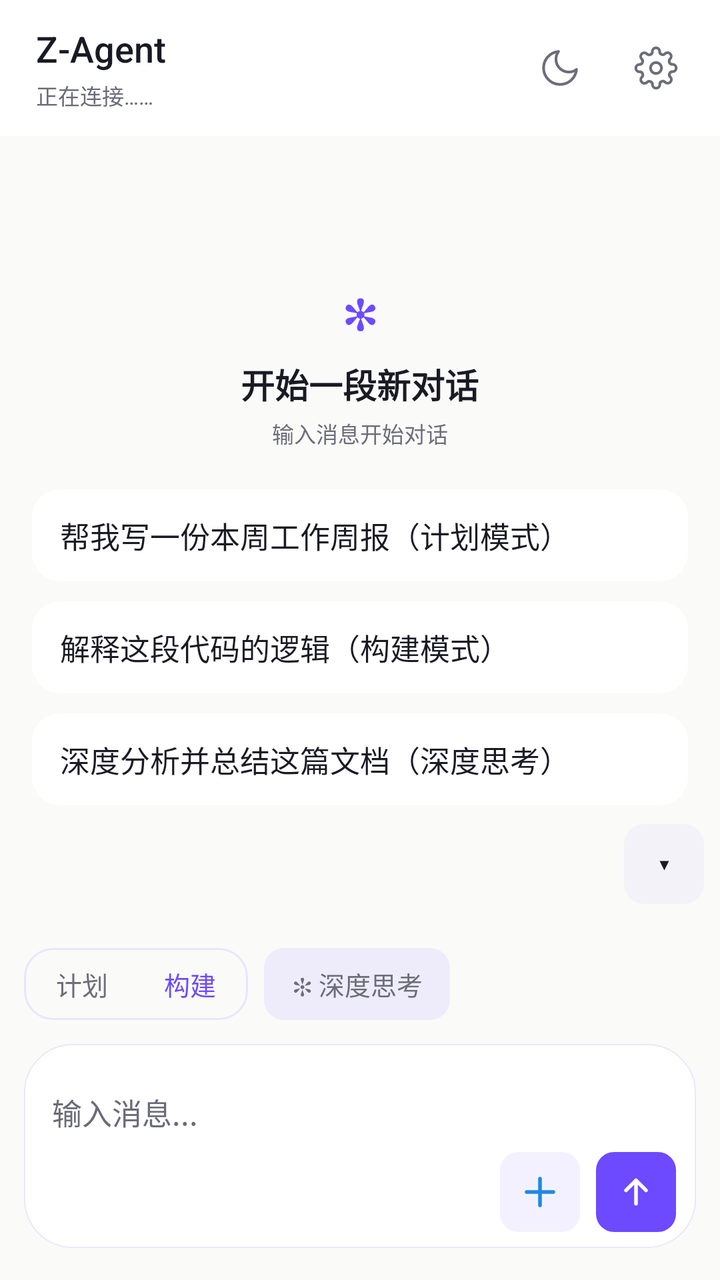
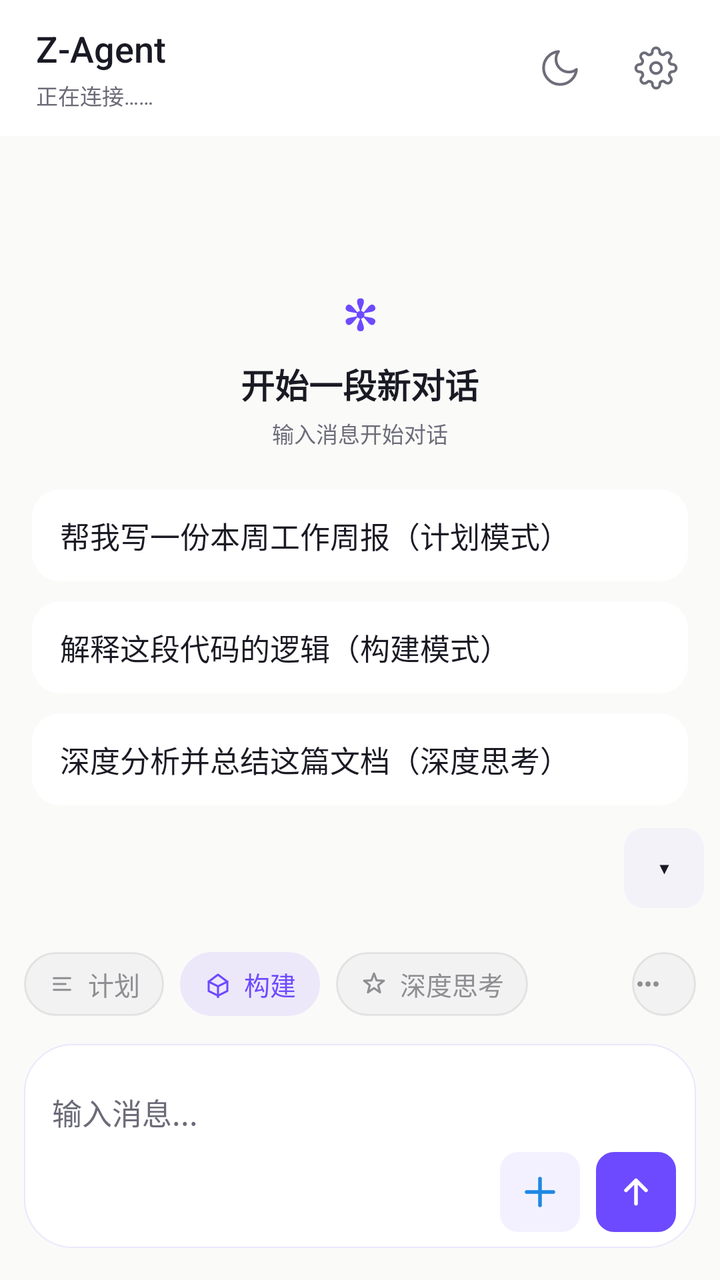

The first picture is an Android layout as it rendered before a commit; the second is the same layout after the commit. The layout source and the unified diff follow.
<!-- AndroidManifest.xml: application theme AppTheme -->
<!-- res/layout/activity_main.xml -->
<?xml version="1.0" encoding="utf-8"?>
<FrameLayout xmlns:android="http://schemas.android.com/apk/res/android"
android:id="@+id/rootView" android:clipChildren="false" android:clipToPadding="false"
android:layout_width="match_parent"
android:layout_height="match_parent"
android:background="@color/bg_canvas"
>



<LinearLayout
android:layout_width="match_parent"
android:layout_height="match_parent"
android:orientation="vertical">


<LinearLayout
android:id="@+id/topBar"
android:layout_width="match_parent"
android:layout_height="wrap_content"
android:background="@color/bg_elevated"
android:gravity="center_vertical"
android:orientation="horizontal"
android:paddingStart="18dp"
android:paddingTop="10dp"
android:paddingEnd="8dp"
android:paddingBottom="10dp">

<LinearLayout
android:layout_width="0dp"
android:layout_height="wrap_content"
android:layout_weight="1"
android:orientation="vertical">
<TextView
android:layout_width="wrap_content"
android:layout_height="wrap_content"
android:text="Z-Agent"
android:textColor="@color/text_primary"
android:fontFamily="sans-serif-medium"
android:textSize="18sp" />
<TextView
android:id="@+id/statusText"
android:layout_width="match_parent"
android:layout_height="wrap_content"
android:layout_marginTop="3dp"
android:ellipsize="end"
android:maxLines="1"
android:text="正在连接……"
android:textColor="@color/text_tertiary"
android:textSize="@dimen/fs_caption" />
</LinearLayout>


<FrameLayout
android:id="@+id/themeButton"
android:contentDescription="切换深浅主题"
android:layout_width="48dp"
android:layout_height="48dp"
android:background="?attr/selectableItemBackgroundBorderless"
android:clickable="true"
android:focusable="true">
<ImageView
android:id="@+id/themeIcon"
android:layout_width="22dp"
android:layout_height="22dp"
android:layout_gravity="center"
android:src="@drawable/ic_moon" />
</FrameLayout>


<FrameLayout
android:id="@+id/settingsButton"
android:contentDescription="打开设置"
android:layout_width="48dp"
android:layout_height="48dp"
android:background="?attr/selectableItemBackgroundBorderless"
android:clickable="true"
android:focusable="true">
<ImageView
android:layout_width="22dp"
android:layout_height="22dp"
android:layout_gravity="center"
android:src="@drawable/ic_gear" />
</FrameLayout>
</LinearLayout>


<FrameLayout android:clipChildren="false" android:clipToPadding="false"
android:layout_width="match_parent"
android:layout_height="0dp"
android:layout_weight="1">

<ScrollView
android:id="@+id/outputScroll"
android:layout_width="match_parent"
android:layout_height="match_parent"
android:background="@color/bg_canvas"
android:fillViewport="true"
android:overScrollMode="always"
android:scrollbars="vertical">
<LinearLayout
android:id="@+id/chatContainer"
android:layout_width="match_parent"
android:layout_height="match_parent"
android:gravity="bottom"
android:orientation="vertical"
android:paddingStart="8dp"
android:paddingTop="12dp"
android:paddingEnd="8dp"
android:paddingBottom="200dp">

<LinearLayout
android:id="@+id/emptyState"
android:layout_width="match_parent"
android:layout_height="0dp"
android:gravity="center"
android:layout_weight="1"
android:orientation="vertical"
android:paddingTop="48dp"
android:paddingBottom="24dp">
<TextView
android:layout_width="wrap_content"
android:layout_height="wrap_content"
android:text="✻"
android:textColor="@color/accent"
android:textSize="@dimen/fs_display"
android:textStyle="bold" />
<TextView
android:layout_width="wrap_content"
android:layout_height="wrap_content"
android:layout_marginTop="8dp"
android:text="开始一段新对话"
android:textColor="@color/text_primary"
android:textSize="@dimen/fs_title"
android:textStyle="bold" />
<TextView
android:layout_width="wrap_content"
android:layout_height="wrap_content"
android:layout_marginTop="4dp"
android:text="输入消息开始对话"
android:textColor="@color/text_secondary"
android:textSize="@dimen/fs_caption" />

<LinearLayout android:layout_width="match_parent" android:layout_height="wrap_content" android:layout_marginTop="20dp" android:orientation="vertical" android:paddingStart="8dp" android:paddingEnd="8dp">

<TextView android:id="@+id/promptCard1" android:layout_width="match_parent" android:layout_height="wrap_content" android:background="@drawable/bg_prompt_card" android:clickable="true" android:focusable="true" android:paddingStart="14dp" android:paddingTop="12dp" android:paddingEnd="14dp" android:paddingBottom="12dp" android:text="帮我写一份本周工作周报（计划模式）" android:textColor="@color/text_primary" android:textSize="@dimen/fs_body" />

<TextView android:id="@+id/promptCard2" android:layout_width="match_parent" android:layout_height="wrap_content" android:layout_marginTop="10dp" android:background="@drawable/bg_prompt_card" android:clickable="true" android:focusable="true" android:paddingStart="14dp" android:paddingTop="12dp" android:paddingEnd="14dp" android:paddingBottom="12dp" android:text="解释这段代码的逻辑（构建模式）" android:textColor="@color/text_primary" android:textSize="@dimen/fs_body" />

<TextView android:id="@+id/promptCard3" android:layout_width="match_parent" android:layout_height="wrap_content" android:layout_marginTop="10dp" android:background="@drawable/bg_prompt_card" android:clickable="true" android:focusable="true" android:paddingStart="14dp" android:paddingTop="12dp" android:paddingEnd="14dp" android:paddingBottom="12dp" android:text="深度分析并总结这篇文档（深度思考）" android:textColor="@color/text_primary" android:textSize="@dimen/fs_body" />
</LinearLayout>
</LinearLayout>
 </LinearLayout>
</ScrollView>


<FrameLayout
android:id="@+id/scrollBottomBtn"
android:layout_width="40dp"
android:layout_height="40dp"
android:layout_gravity="bottom|end"
android:layout_marginEnd="16dp"
 android:layout_marginBottom="76dp"
android:background="@drawable/bg_circle_btn"
android:clickable="true"
android:focusable="true"
android:foreground="@drawable/ripple_circle"
android:visibility="gone">
<TextView
android:layout_width="wrap_content"
android:layout_height="wrap_content"
android:layout_gravity="center"
android:text="↓"
android:textColor="@color/accent"
android:textSize="20sp"
android:textStyle="bold" />
</FrameLayout>

<FrameLayout android:id="@+id/quickToggleCollapsed" android:layout_width="28dp" android:layout_height="48dp" android:layout_gravity="bottom|end" android:layout_marginEnd="0dp" android:layout_marginBottom="8dp" android:background="@drawable/bg_edge_pill" android:clickable="true" android:focusable="true" android:foreground="@drawable/ripple_pill" android:visibility="gone" android:elevation="4dp">
<TextView android:layout_width="wrap_content" android:layout_height="wrap_content" android:layout_gravity="center" android:text="‹" android:textColor="@color/accent" android:textSize="22sp" android:textStyle="bold" />
</FrameLayout>
</FrameLayout>

</LinearLayout>


<LinearLayout
android:layout_width="match_parent"
android:layout_height="wrap_content"
android:layout_gravity="bottom"
android:orientation="vertical">


<LinearLayout android:id="@+id/quickBarContainer" android:layout_width="match_parent" android:layout_height="wrap_content" android:background="@android:color/transparent" android:orientation="vertical">

 <LinearLayout android:id="@+id/quickRowWrap" android:layout_width="match_parent" android:layout_height="wrap_content" android:gravity="center_vertical" android:minHeight="56dp" android:orientation="horizontal" android:paddingStart="8dp" android:paddingTop="6dp" android:paddingEnd="8dp" android:paddingBottom="6dp"> <HorizontalScrollView android:id="@+id/quickScroll" android:layout_width="0dp" android:layout_height="wrap_content" android:layout_weight="1" android:overScrollMode="never" android:scrollbars="none"> <LinearLayout android:id="@+id/quickRow" android:layout_width="wrap_content" android:layout_height="wrap_content" android:gravity="center_vertical" android:orientation="horizontal" android:paddingStart="8dp" android:paddingEnd="8dp" /> </HorizontalScrollView> <TextView android:id="@+id/quickCollapse" android:layout_width="40dp" android:layout_height="40dp" android:layout_marginStart="4dp" android:background="@drawable/bg_quick" android:clickable="true" android:focusable="true" android:foreground="@drawable/ripple_pill" android:gravity="center" android:text="▾" android:textColor="@color/text_primary" android:textSize="16sp" /> </LinearLayout>  <LinearLayout android:id="@+id/quickEditBar" android:layout_width="match_parent" android:layout_height="36dp" android:background="@color/bg_subtle" android:gravity="center_vertical" android:orientation="horizontal" android:paddingStart="16dp" android:paddingEnd="12dp" android:visibility="gone"> <TextView android:layout_width="0dp" android:layout_height="wrap_content" android:layout_weight="1" android:text="拖动排序 · 点×移除 · 点＋添加" android:textColor="@color/text_secondary" android:textSize="11sp" /> <TextView android:id="@+id/quickEditDone" android:layout_width="wrap_content" android:layout_height="wrap_content" android:paddingStart="12dp" android:paddingEnd="4dp" android:text="完成" android:textColor="@color/accent" android:textSize="13sp" android:textStyle="bold" /> </LinearLayout> </LinearLayout>


<LinearLayout android:id="@+id/inputBar" android:layout_width="match_parent" android:layout_height="wrap_content" android:background="@android:color/transparent" android:clipChildren="false" android:clipToPadding="false" android:orientation="vertical" android:paddingStart="12dp" android:paddingTop="14dp" android:paddingEnd="12dp" android:paddingBottom="14dp">



<LinearLayout android:layout_width="match_parent" android:layout_height="wrap_content" android:gravity="center_vertical" android:orientation="horizontal" android:paddingBottom="8dp">

<FrameLayout android:id="@+id/segContainer" android:layout_width="wrap_content" android:layout_height="36dp" android:background="@drawable/bg_seg_container" android:padding="2dp">
<View android:id="@+id/segThumb" android:layout_width="0dp" android:layout_height="match_parent" android:background="@drawable/bg_seg_thumb" />
<LinearLayout android:layout_width="wrap_content" android:layout_height="match_parent" android:orientation="horizontal">
<TextView android:id="@+id/segPlan" android:layout_width="wrap_content" android:layout_height="match_parent" android:gravity="center" android:paddingStart="14dp" android:paddingEnd="14dp" android:text="计划" android:textColor="@color/text_secondary" android:textSize="@dimen/fs_label" />
<TextView android:id="@+id/segBuild" android:layout_width="wrap_content" android:layout_height="match_parent" android:gravity="center" android:paddingStart="14dp" android:paddingEnd="14dp" android:text="构建" android:textColor="@color/accent" android:textSize="@dimen/fs_label" />
</LinearLayout>
</FrameLayout>

<TextView android:id="@+id/chipThink2" android:layout_width="wrap_content" android:layout_height="36dp" android:layout_marginStart="8dp" android:background="@drawable/bg_mini_pill" android:clickable="true" android:focusable="true" android:foreground="@drawable/ripple_pill" android:gravity="center" android:paddingStart="14dp" android:paddingEnd="14dp" android:text="✻ 深度思考" android:textColor="@color/text_secondary" android:textSize="@dimen/fs_label" android:maxLines="1" android:singleLine="true" />

<TextView android:id="@+id/chipSearch" android:layout_width="wrap_content" android:layout_height="36dp" android:visibility="gone" />

<View android:layout_width="0dp" android:layout_height="1dp" android:layout_weight="1" />
</LinearLayout>



<LinearLayout android:id="@+id/inputCard" android:layout_width="match_parent" android:layout_height="wrap_content" android:layout_marginTop="4dp" android:layout_marginBottom="2dp" android:background="@drawable/bg_input_card" android:elevation="10dp" android:orientation="vertical" android:paddingStart="14dp" android:paddingTop="10dp" android:paddingEnd="10dp" android:paddingBottom="8dp">

<HorizontalScrollView android:id="@+id/attachScroll" android:layout_width="match_parent" android:layout_height="wrap_content" android:scrollbars="none" android:visibility="gone">
<LinearLayout android:id="@+id/attachRow" android:layout_width="wrap_content" android:layout_height="wrap_content" android:orientation="horizontal" android:paddingBottom="6dp" />
</HorizontalScrollView>

<EditText android:id="@+id/inputEdit" android:layout_width="match_parent" android:layout_height="wrap_content" android:minHeight="44dp" android:background="@null" android:hint="输入消息..." android:imeOptions="actionSend" android:inputType="textCapSentences" android:maxLines="5" android:paddingTop="8dp" android:paddingBottom="4dp" android:textColor="@color/text_primary" android:textColorHint="@color/text_tertiary" android:textSize="@dimen/fs_body" />

<LinearLayout android:layout_width="match_parent" android:layout_height="wrap_content" android:gravity="center_vertical|end" android:orientation="horizontal">

<FrameLayout android:id="@+id/btnPlus" android:contentDescription="添加附件" android:layout_width="40dp" android:layout_height="40dp" android:background="@drawable/bg_circle_btn" android:clickable="true" android:focusable="true" android:foreground="@drawable/ripple_circle">
<ImageView android:layout_width="20dp" android:layout_height="20dp" android:layout_gravity="center" android:src="@drawable/ic_plus" />
</FrameLayout>

<FrameLayout android:id="@+id/sendButton" android:contentDescription="发送消息" android:layout_width="40dp" android:layout_height="40dp" android:layout_marginStart="8dp" android:background="@drawable/bg_circle_send" android:clickable="true" android:focusable="true" android:foreground="@drawable/ripple_circle">
<ImageView android:layout_width="20dp" android:layout_height="20dp" android:layout_gravity="center" android:src="@drawable/ic_arrow_up" />
</FrameLayout>
</LinearLayout>
</LinearLayout>

</LinearLayout>
</LinearLayout>
</FrameLayout>
<!-- resources referenced by this layout -->
<resources>
  <color name="accent">#6D4AFF</color>
  <color name="bg_canvas">#FAFAF9</color>
  <color name="bg_elevated">#FFFFFF</color>
  <color name="bg_subtle">#F4F2F9</color>
  <color name="text_primary">#1A1A24</color>
  <color name="text_tertiary">#6B6B78</color>
  <dimen name="fs_body">15sp</dimen>
  <dimen name="fs_caption">11sp</dimen>
  <dimen name="fs_display">22sp</dimen>
  <dimen name="fs_label">13sp</dimen>
  <dimen name="fs_title">17sp</dimen>
  <!-- drawable bg_mini_pill (drawable) -->
  <?xml version="1.0" encoding="utf-8"?>
  <shape xmlns:android="http://schemas.android.com/apk/res/android" android:shape="rectangle">
  <solid android:color="@color/accent_subtle" />
  <corners android:radius="10dp" />
  </shape>
  <!-- drawable bg_seg_container (drawable) -->
  <?xml version="1.0" encoding="utf-8"?>
  <shape xmlns:android="http://schemas.android.com/apk/res/android" android:shape="rectangle">
      <corners android:radius="14dp" />
      <stroke android:width="1dp" android:color="@color/divider" />
  </shape>
  <!-- drawable bg_seg_thumb (drawable) -->
  <?xml version="1.0" encoding="utf-8"?>
  <shape xmlns:android="http://schemas.android.com/apk/res/android" android:shape="rectangle">
  <solid android:color="@color/bg_elevated" />
  <corners android:radius="10dp" />
  </shape>
  <color name="accent_line">#1F6D4AFF</color>
  <color name="divider">@color/accent_line</color>
  <!-- unchanged entries left out for length: 18 -->
</resources>

<!-- the commit's change to res/layout/activity_main.xml (unified diff, before → after) -->
@@ -200,21 +200,17 @@ android:orientation="vertical">
 
 
 
-<LinearLayout android:layout_width="match_parent" android:layout_height="wrap_content" android:gravity="center_vertical" android:orientation="horizontal" android:paddingBottom="8dp">
-
-<FrameLayout android:id="@+id/segContainer" android:layout_width="wrap_content" android:layout_height="36dp" android:background="@drawable/bg_seg_container" android:padding="2dp">
-<View android:id="@+id/segThumb" android:layout_width="0dp" android:layout_height="match_parent" android:background="@drawable/bg_seg_thumb" />
-<LinearLayout android:layout_width="wrap_content" android:layout_height="match_parent" android:orientation="horizontal">
-<TextView android:id="@+id/segPlan" android:layout_width="wrap_content" android:layout_height="match_parent" android:gravity="center" android:paddingStart="14dp" android:paddingEnd="14dp" android:text="计划" android:textColor="@color/text_secondary" android:textSize="@dimen/fs_label" />
-<TextView android:id="@+id/segBuild" android:layout_width="wrap_content" android:layout_height="match_parent" android:gravity="center" android:paddingStart="14dp" android:paddingEnd="14dp" android:text="构建" android:textColor="@color/accent" android:textSize="@dimen/fs_label" />
-</LinearLayout>
-</FrameLayout>
-
-<TextView android:id="@+id/chipThink2" android:layout_width="wrap_content" android:layout_height="36dp" android:layout_marginStart="8dp" android:background="@drawable/bg_mini_pill" android:clickable="true" android:focusable="true" android:foreground="@drawable/ripple_pill" android:gravity="center" android:paddingStart="14dp" android:paddingEnd="14dp" android:text="✻ 深度思考" android:textColor="@color/text_secondary" android:textSize="@dimen/fs_label" android:maxLines="1" android:singleLine="true" />
-
-<TextView android:id="@+id/chipSearch" android:layout_width="wrap_content" android:layout_height="36dp" android:visibility="gone" />
-
-<View android:layout_width="0dp" android:layout_height="1dp" android:layout_weight="1" />
+
+<LinearLayout android:layout_width="match_parent" android:layout_height="wrap_content" android:gravity="center_vertical" android:orientation="horizontal" android:paddingBottom="10dp">
+<HorizontalScrollView android:layout_width="0dp" android:layout_height="wrap_content" android:layout_weight="1" android:scrollbars="none" android:overScrollMode="never">
+<LinearLayout android:layout_width="wrap_content" android:layout_height="wrap_content" android:gravity="center_vertical" android:orientation="horizontal">
+<TextView android:id="@+id/segPlan" android:layout_width="wrap_content" android:layout_height="32dp" android:background="@drawable/bg_chip_ghost" android:clickable="true" android:focusable="true" android:foreground="@drawable/ripple_pill" android:gravity="center_vertical" android:drawableStart="@drawable/ic_plan" android:drawablePadding="6dp" android:paddingStart="12dp" android:paddingEnd="12dp" android:text="计划" android:textColor="@color/chip_text_inactive" android:textSize="13sp" android:maxLines="1" />
+<TextView android:id="@+id/segBuild" android:layout_width="wrap_content" android:layout_height="32dp" android:layout_marginStart="8dp" android:background="@drawable/bg_chip_active" android:clickable="true" android:focusable="true" android:foreground="@drawable/ripple_pill" android:gravity="center_vertical" android:drawableStart="@drawable/ic_build_active" android:drawablePadding="6dp" android:paddingStart="12dp" android:paddingEnd="12dp" android:text="构建" android:textColor="@color/accent" android:textSize="13sp" android:maxLines="1" />
+<TextView android:id="@+id/chipThink2" android:layout_width="wrap_content" android:layout_height="32dp" android:layout_marginStart="8dp" android:background="@drawable/bg_chip_ghost" android:clickable="true" android:focusable="true" android:foreground="@drawable/ripple_pill" android:gravity="center_vertical" android:drawableStart="@drawable/ic_think" android:drawablePadding="6dp" android:paddingStart="12dp" android:paddingEnd="12dp" android:text="深度思考" android:textColor="@color/chip_text_inactive" android:textSize="13sp" android:maxLines="1" />
+<TextView android:id="@+id/chipSearch" android:layout_width="0dp" android:layout_height="0dp" android:visibility="gone" />
+</LinearLayout>
+</HorizontalScrollView>
+<TextView android:id="@+id/chipMore" android:layout_width="32dp" android:layout_height="32dp" android:layout_marginStart="8dp" android:background="@drawable/bg_chip_ghost" android:clickable="true" android:focusable="true" android:foreground="@drawable/ripple_pill" android:gravity="center" android:drawableStart="@drawable/ic_more" />
 </LinearLayout>
 
 
<!-- resource entries referenced after the edit -->
@@ -4,33 +4,54 @@
   <color name="bg_canvas">#FAFAF9</color>
   <color name="bg_elevated">#FFFFFF</color>
   <color name="bg_subtle">#F4F2F9</color>
+  <color name="chip_text_inactive">#8E8E93</color>
   <color name="text_primary">#1A1A24</color>
   <color name="text_tertiary">#6B6B78</color>
   <dimen name="fs_body">15sp</dimen>
   <dimen name="fs_caption">11sp</dimen>
   <dimen name="fs_display">22sp</dimen>
-  <dimen name="fs_label">13sp</dimen>
   <dimen name="fs_title">17sp</dimen>
-  <!-- drawable bg_mini_pill (drawable) -->
+  <!-- drawable bg_chip_active (drawable) -->
   <?xml version="1.0" encoding="utf-8"?>
   <shape xmlns:android="http://schemas.android.com/apk/res/android" android:shape="rectangle">
-  <solid android:color="@color/accent_subtle" />
-  <corners android:radius="10dp" />
+      <solid android:color="@color/chip_active_bg" />
+      <corners android:radius="999dp" />
   </shape>
-  <!-- drawable bg_seg_container (drawable) -->
+  <!-- drawable bg_chip_ghost (drawable) -->
   <?xml version="1.0" encoding="utf-8"?>
   <shape xmlns:android="http://schemas.android.com/apk/res/android" android:shape="rectangle">
-      <corners android:radius="14dp" />
-      <stroke android:width="1dp" android:color="@color/divider" />
+      <solid android:color="@color/chip_ghost_bg" />
+      <corners android:radius="999dp" />
+      <stroke android:width="1dp" android:color="@color/chip_ghost_stroke" />
   </shape>
-  <!-- drawable bg_seg_thumb (drawable) -->
+  <!-- drawable ic_build_active (drawable) -->
   <?xml version="1.0" encoding="utf-8"?>
-  <shape xmlns:android="http://schemas.android.com/apk/res/android" android:shape="rectangle">
-  <solid android:color="@color/bg_elevated" />
-  <corners android:radius="10dp" />
-  </shape>
+  <vector xmlns:android="http://schemas.android.com/apk/res/android" android:width="14dp" android:height="14dp" android:viewportWidth="24" android:viewportHeight="24">
+   <path android:strokeColor="#FF6D4AFF" android:strokeWidth="1.8" android:fillColor="#00000000" android:strokeLineCap="round" android:strokeLineJoin="round" android:pathData="M4,10l8,-6l8,6v8l-8,4l-8,-4z" />
+   <path android:strokeColor="#FF6D4AFF" android:strokeWidth="1.8" android:fillColor="#00000000" android:strokeLineCap="round" android:strokeLineJoin="round" android:pathData="M4,10l8,4l8,-4" />
+   <path android:strokeColor="#FF6D4AFF" android:strokeWidth="1.8" android:fillColor="#00000000" android:strokeLineCap="round" android:strokeLineJoin="round" android:pathData="M12,14v10" />
+  </vector>
+  <!-- drawable ic_more (drawable) -->
+  <?xml version="1.0" encoding="utf-8"?>
+  <vector xmlns:android="http://schemas.android.com/apk/res/android" android:width="16dp" android:height="16dp" android:viewportWidth="24" android:viewportHeight="24">
+      <path android:fillColor="#FF8E8E93" android:pathData="M6,10c-1.1,0 -2,0.9 -2,2s0.9,2 2,2s2,-0.9 2,-2S7.1,10 6,10zM12,10c-1.1,0 -2,0.9 -2,2s0.9,2 2,2s2,-0.9 2,-2S13.1,10 12,10zM18,10c-1.1,0 -2,0.9 -2,2s0.9,2 2,2s2,-0.9 2,-2S19.1,10 18,10z" />
+  </vector>
+  <!-- drawable ic_plan (drawable) -->
+  <?xml version="1.0" encoding="utf-8"?>
+  <vector xmlns:android="http://schemas.android.com/apk/res/android" android:width="14dp" android:height="14dp" android:viewportWidth="24" android:viewportHeight="24">
+   <path android:strokeColor="#FF8E8E93" android:strokeWidth="1.8" android:fillColor="#00000000" android:strokeLineCap="round" android:strokeLineJoin="round" android:pathData="M5,7h14" />
+   <path android:strokeColor="#FF8E8E93" android:strokeWidth="1.8" android:fillColor="#00000000" android:strokeLineCap="round" android:strokeLineJoin="round" android:pathData="M5,12h10" />
+   <path android:strokeColor="#FF8E8E93" android:strokeWidth="1.8" android:fillColor="#00000000" android:strokeLineCap="round" android:strokeLineJoin="round" android:pathData="M5,17h14" />
+  </vector>
+  <!-- drawable ic_think (drawable) -->
+  <?xml version="1.0" encoding="utf-8"?>
+  <vector xmlns:android="http://schemas.android.com/apk/res/android" android:width="14dp" android:height="14dp" android:viewportWidth="24" android:viewportHeight="24">
+   <path android:strokeColor="#FF8E8E93" android:strokeWidth="1.8" android:fillColor="#00000000" android:strokeLineCap="round" android:strokeLineJoin="round" android:pathData="M12,3l2.2,5.9l6.3,0.3l-4.9,3.9l1.6,6.1l-5.2,-3.7l-5.2,3.7l1.6,-6.1l-4.9,-3.9l6.3,-0.3z" />
+  </vector>
+  <color name="chip_active_bg">#1A6D4AFF</color>
+  <color name="chip_ghost_bg">#0F787880</color>
+  <color name="chip_ghost_stroke">#14000000</color>
   <color name="accent_line">#1F6D4AFF</color>
-  <color name="divider">@color/accent_line</color>
   <!-- unchanged entries left out for length: 18 -->
 </resources>
 
